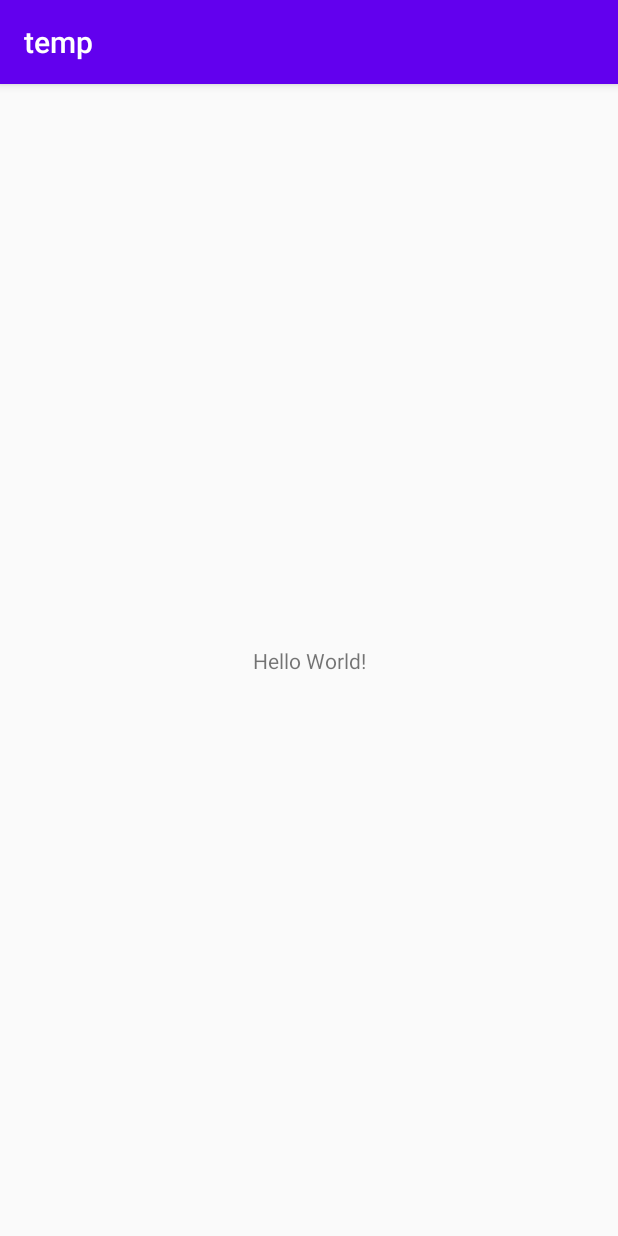
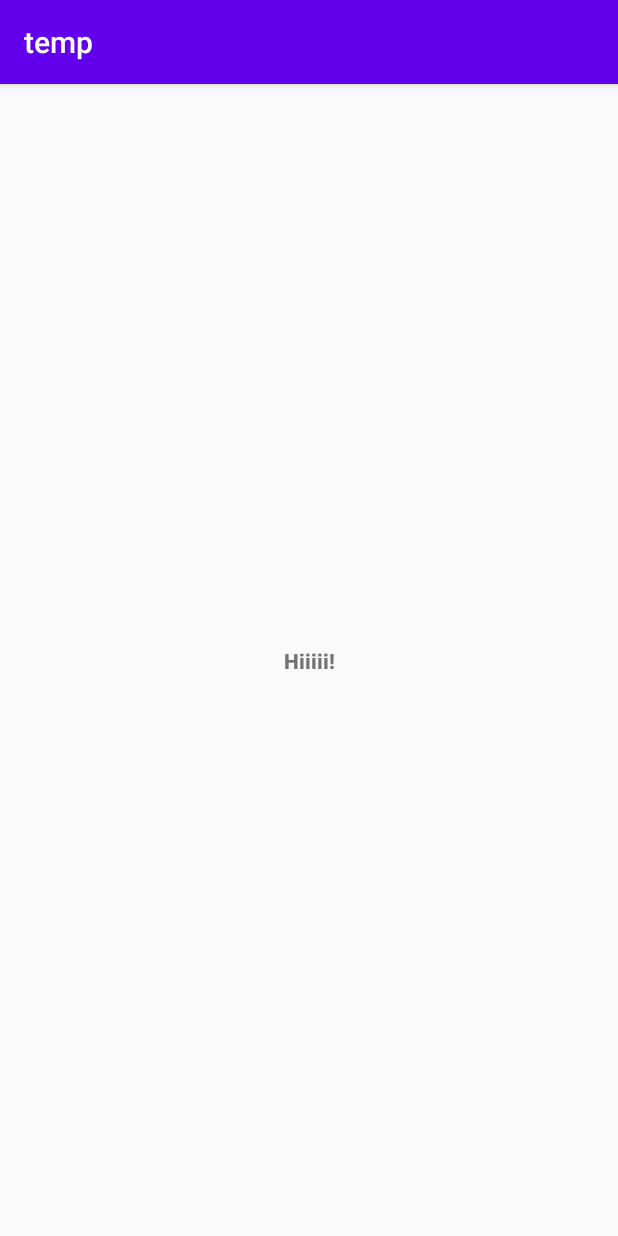
Before and after one commit to raven-ione-co-seng-iics/temp, an Android app: the screen it shows after launch (MainActivity), on a phone screen of 412 x 824 dp. Run offline under Robolectric (Android 15) with nearby library versions, the phone set to English and light mode, and no system bars.

Commit message:
edited activity_main.xml

```diff
--- a/app/src/main/res/layout/activity_main.xml
+++ b/app/src/main/res/layout/activity_main.xml
@@ -9,7 +9,8 @@
     <TextView
         android:layout_width="wrap_content"
         android:layout_height="wrap_content"
-        android:text="Hello World!"
+        android:fontFamily="sans-serif-black"
+        android:text="Hiiiii!"
         app:layout_constraintBottom_toBottomOf="parent"
         app:layout_constraintLeft_toLeftOf="parent"
         app:layout_constraintRight_toRightOf="parent"
```
